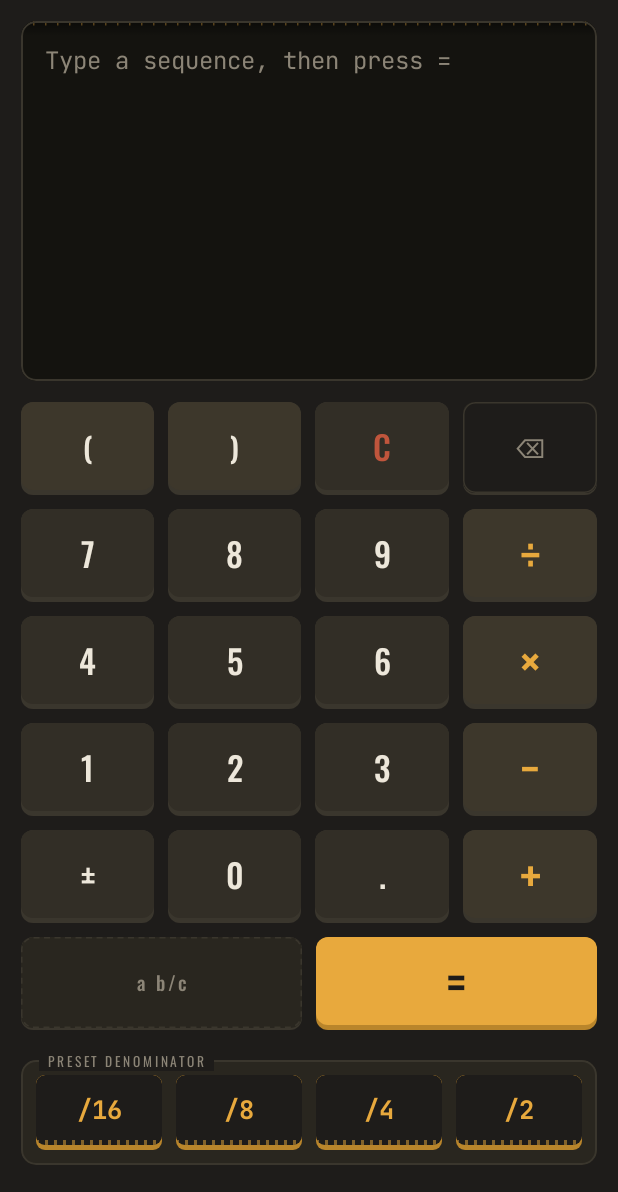
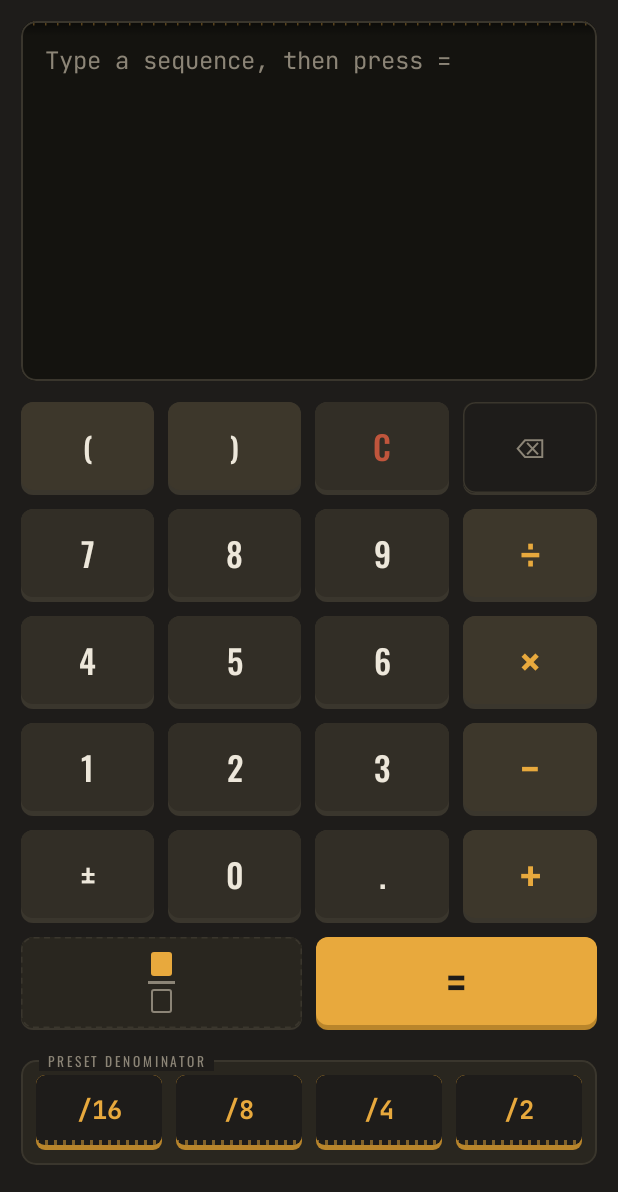
Before and after one commit to lukeadair/sixteenth-plus, an Android app built with Jetpack Compose: the screen it shows after launch (MainActivity), on a phone screen of 412 x 824 dp, the part 44-1236 px from its top. Run offline under Robolectric (Android 15) with nearby library versions, the phone set to English and light mode, and no system bars.

Commit message:
Bare fractions and a stateful a b/c key
Co-Authored-By: Claude Opus 5.5 <noreply@anthropic.com>

```diff
--- a/app/src/main/java/com/sixteenthplus/calc/CalcEngine.kt
+++ b/app/src/main/java/com/sixteenthplus/calc/CalcEngine.kt
@@ -254,14 +254,40 @@ data class CalcState(
         }
     }
 
-    /** The "a b/c" key: first press starts the fraction part ("7 "), second opens its denominator ("7 3⁄"). */
+    /** True when the next "a b/c" press opens the denominator: the cursor ends a typed numerator ("7 3|"). */
+    val fracKeyOpensDenominator: Boolean
+        get() {
+            if (hasResult) return false
+            val toks = tokenize(before)
+            val p = toks.lastOrNull()
+            return isPlainNum(p) && p!!.any(Char::isDigit) && toks.getOrNull(toks.size - 2) == " " && !isNumTok(next)
+        }
+
+    /** False when pressing "a b/c" would do nothing, so the UI can disable the key. */
+    val fracKeyEnabled: Boolean get() = space() != this
+
+    /** True when the fraction the "a b/c" key starts or edits has a whole number in front ("7 3⁄4", not "3⁄4"). */
+    val fracKeyHasWhole: Boolean
+        get() {
+            val toks = tokenize(startFresh().before)
+            var i = toks.size - 1
+            if (i >= 1 && toks[i - 1] == " " && isNumTok(toks[i])) i-- // skip a numerator or fraction after a space
+            if (i >= 0 && toks[i] == " ") i--
+            return isNumTok(toks.getOrNull(i))
+        }
+
+    /**
+     * The "a b/c" key: after a number it starts the fraction part ("7 "), where no number can attach
+     * (start, after an operator or "(") it starts a bare fraction (" ", evaluated as just the fraction),
+     * and inside a typed numerator it opens the denominator ("7 3⁄"). Otherwise it returns this unchanged.
+     */
     fun space(): CalcState {
         val s = startFresh()
-        val toks = tokenize(s.before)
-        val p = toks.lastOrNull()
-        val inNumerator = isPlainNum(p) && p!!.any(Char::isDigit) && toks.getOrNull(toks.size - 2) == " "
-        if (inNumerator && !isNumTok(s.next)) return s.insert(FRAC_SLASH)
-        if (p == null || p == " " || p == "(" || p == "-" || isOp(p) || isFractionTok(p) || s.next == " ") return s
+        if (s.fracKeyOpensDenominator) return s.insert(FRAC_SLASH)
+        val p = s.prev
+        val n = s.next
+        if ((p == null || isOp(p) || p == "(") && !isNumTok(n) && n != " ") return s.insert(" ")
+        if (p == null || p == " " || p == "(" || p == "-" || isOp(p) || isFractionTok(p) || n == " ") return this
         return s.insert(" ")
     }
 
--- a/app/src/main/java/com/sixteenthplus/ui/ShopCalcScreen.kt
+++ b/app/src/main/java/com/sixteenthplus/ui/ShopCalcScreen.kt
@@ -50,6 +50,7 @@ import androidx.compose.runtime.saveable.rememberSaveable
 import androidx.compose.runtime.setValue
 import androidx.compose.ui.Alignment
 import androidx.compose.ui.Modifier
+import androidx.compose.ui.draw.alpha
 import androidx.compose.ui.draw.clip
 import androidx.compose.ui.draw.drawBehind
 import androidx.compose.ui.draw.drawWithContent
@@ -114,7 +115,7 @@ fun ShopCalcScreen() {
         ) {
             Brand()
             Display(state, onCursor = { c -> update { moveCursor(c) } }, Modifier.weight(1f).fillMaxWidth())
-            Keypad(update)
+            Keypad(update, state)
             TapeRow(onDenom = { d -> update { denom(d) } }) // bottom: easiest thumb reach, next to a b/c
         }
     }
@@ -446,6 +447,7 @@ private fun GaugeView(low: String, high: String, position: Float) {
 private fun PressKey(
     onClick: () -> Unit,
     modifier: Modifier = Modifier,
+    enabled: Boolean = true,
     face: Color,
     lip: Color,
     lipHeight: Dp = 3.dp,
@@ -462,7 +464,9 @@ private fun PressKey(
     val lipNow = if (pressed && lipHeight > 1.dp) 1.dp else lipHeight
 
     Box(
-        modifier.clickable(interaction, indication = null) {
+        modifier
+            .alpha(if (enabled) 1f else 0.4f)
+            .clickable(interaction, indication = null, enabled = enabled) {
             view.performHapticFeedback(HapticFeedbackConstants.KEYBOARD_TAP)
             onClick()
         }
@@ -555,6 +559,8 @@ private fun RowScope.Key(
     label: String,
     kind: KeyKind,
     span: Int = 1,
+    enabled: Boolean = true,
+    icon: (@Composable () -> Unit)? = null, // drawn instead of the text label
     onClick: () -> Unit,
 ) {
     val face = when (kind) {
@@ -584,15 +590,44 @@ private fun RowScope.Key(
     PressKey(
         onClick = onClick,
         modifier = Modifier.weight(span.toFloat()).fillMaxHeight(),
+        enabled = enabled,
         face = face,
         lip = lip,
         lipHeight = if (kind == KeyKind.Func || kind == KeyKind.Space) 1.dp else 3.dp,
         outline = when (kind) { KeyKind.Func, KeyKind.Space -> Palette.Line; else -> null },
         dashed = kind == KeyKind.Space,
     ) {
+        if (icon != null) return@PressKey icon()
         val family = if (kind == KeyKind.Func) FontFamily.Default else Oswald
         BasicText(label, style = TextStyle(fg, size, weight, fontFamily = family, letterSpacing = spacing, textAlign = TextAlign.Center))
     }
+}
+
+/**
+ * "a b/c" drawn as two stacked boxes, with a big "a" when a whole number is involved.
+ * The box the next press fills is lit (none when disabled).
+ */
+@Composable
+private fun FracKeyIcon(enabled: Boolean, whole: Boolean, denominatorNext: Boolean) {
+    Row(verticalAlignment = Alignment.CenterVertically, horizontalArrangement = Arrangement.spacedBy(7.dp)) {
+        if (whole) BasicText("a", style = TextStyle(Palette.KeyFg, 26.sp, FontWeight.Medium, fontFamily = Oswald))
+        Column(horizontalAlignment = Alignment.CenterHorizontally, verticalArrangement = Arrangement.spacedBy(3.dp)) {
+            FracBox(lit = enabled && !denominatorNext)
+            Box(Modifier.width(18.dp).height(2.dp).background(Palette.DisplayDim))
+            FracBox(lit = enabled && denominatorNext)
+        }
+    }
+}
+
+@Composable
+private fun FracBox(lit: Boolean) {
+    val shape = RoundedCornerShape(2.dp)
+    Box(
+        Modifier
+            .width(14.dp)
+            .height(16.dp)
+            .then(if (lit) Modifier.background(Palette.TapeYellow, shape) else Modifier.border(1.dp, Palette.DisplayDim, shape)),
+    )
 }
 
 @Composable
@@ -601,7 +636,7 @@ private fun KeyRow(content: @Composable RowScope.() -> Unit) {
 }
 
 @Composable
-private fun Keypad(update: (CalcState.() -> CalcState) -> Unit) {
+private fun Keypad(update: (CalcState.() -> CalcState) -> Unit, state: CalcState) {
     Column(verticalArrangement = Arrangement.spacedBy(9.dp)) {
         KeyRow {
             Key("(", KeyKind.Paren) { update { lparen() } }
@@ -626,7 +661,10 @@ private fun Keypad(update: (CalcState.() -> CalcState) -> Unit) {
             Key("+", KeyKind.Op) { update { op("+") } }
         }
         KeyRow {
-            Key("a b/c", KeyKind.Space, span = 2) { update { space() } } // starts the fraction of a mixed number
+            // starts the fraction of a mixed number, then moves to its denominator
+            val enabled = state.fracKeyEnabled
+            val icon = @Composable { FracKeyIcon(enabled, state.fracKeyHasWhole, state.fracKeyOpensDenominator) }
+            Key("a b/c", KeyKind.Space, span = 2, enabled = enabled, icon = icon) { update { space() } }
             Key("=", KeyKind.Equals, span = 2) { update { equals() } }
         }
     }
```
Also changed, not shown: 1 other file.
